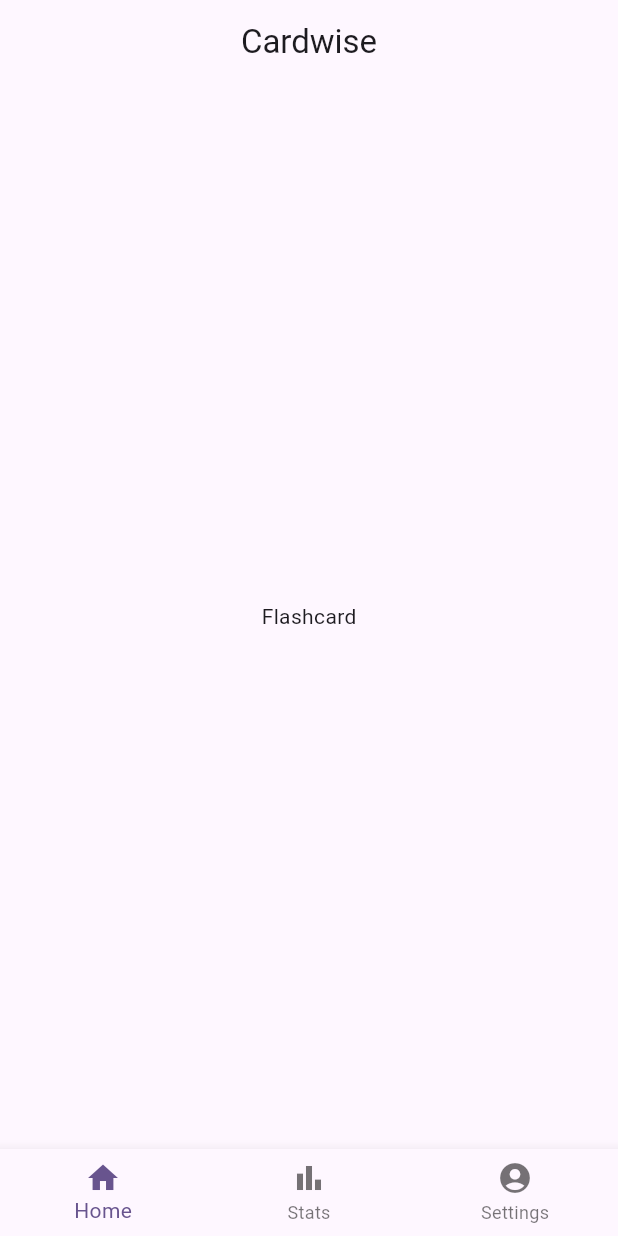
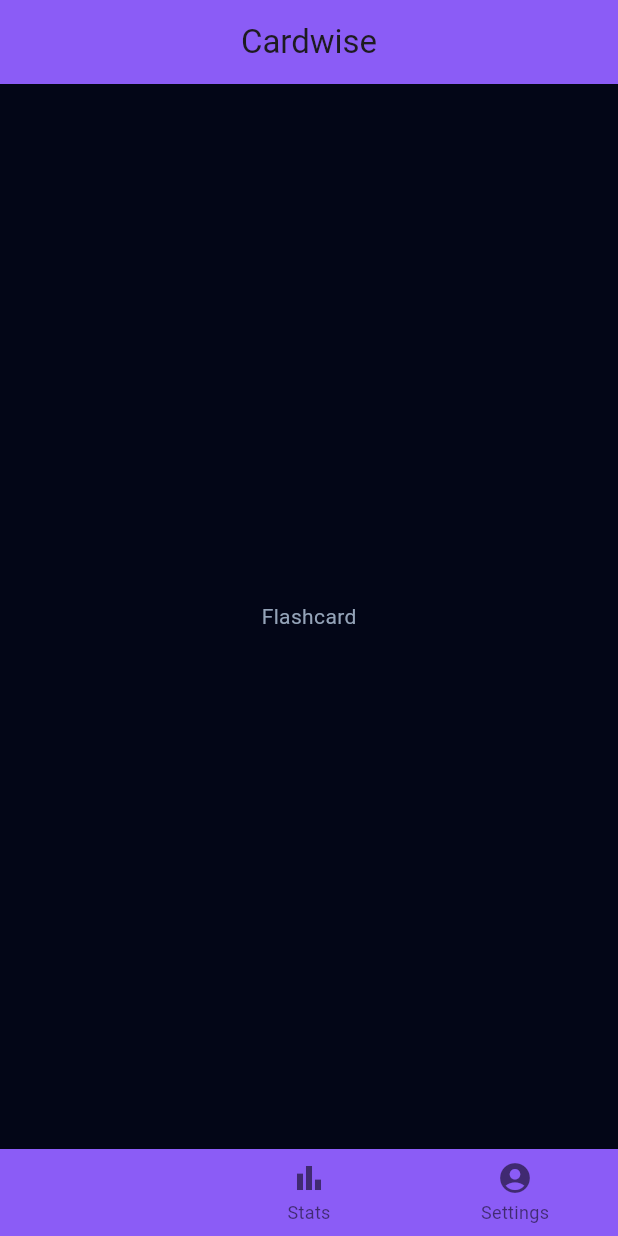
Before and after one commit to Samandriel/cardable-app, a Flutter app: the screen it shows after launch, on a phone screen of 412 x 824 dp. Run offline on Flutter 3.47's test engine with Material 3 defaults, Android fonts, the phone set to English and light mode, and no system bars.

Commit message:
add theme config and add predefined data

```diff
--- a/lib/main.dart
+++ b/lib/main.dart
@@ -1,4 +1,5 @@
 import 'package:cardwise/screens/home_screen.dart';
+import 'package:cardwise/utils/constants/theme_config.dart';
 import 'package:flutter/material.dart';
 
 void main() {
@@ -14,9 +15,39 @@
     return MaterialApp(
       title: 'Flutter Demo',
       theme: ThemeData(
-        colorScheme: ColorScheme.fromSeed(seedColor: Colors.deepPurple),
+        colorScheme: ColorScheme.fromSeed(
+          seedColor: const Color.fromARGB(255, 139, 92, 246),
+        ),
         useMaterial3: true,
       ),
+      darkTheme: ThemeData(
+        useMaterial3: true,
+        colorScheme: ColorScheme.fromSeed(
+          seedColor: ThemeConfig.dark.primary,
+          primary: ThemeConfig.dark.primary,
+          surface: ThemeConfig.dark.surface,
+          surfaceContainer: ThemeConfig.dark.surfaceContainer,
+        ),
+        textTheme: TextTheme(
+          bodyLarge: TextStyle(
+            color: ThemeConfig.dark.bodyText,
+          ),
+          bodyMedium: TextStyle(
+            color: ThemeConfig.dark.bodyText,
+          ),
+          bodySmall: TextStyle(
+            color: ThemeConfig.dark.bodyText,
+          ),
+        ),
+        scaffoldBackgroundColor: ThemeConfig.dark.surface,
+        appBarTheme: AppBarTheme(
+          backgroundColor: ThemeConfig.dark.primary,
+        ),
+        bottomNavigationBarTheme: BottomNavigationBarThemeData(
+          backgroundColor: ThemeConfig.dark.primary,
+        ),
+      ),
+      themeMode: ThemeMode.dark,
       home: const HomeScreen(),
     );
   }
--- /dev/null
+++ b/lib/utils/constants/theme_config.dart
@@ -0,0 +1,12 @@
+import 'dart:ui';
+
+class ThemeConfig {
+  static final dark = _DarkTheme();
+}
+
+class _DarkTheme {
+  final Color primary = const Color.fromARGB(255, 139, 92, 246);
+  final Color surface = const Color.fromARGB(255, 3, 6, 23);
+  final Color surfaceContainer = const Color.fromARGB(255, 15, 23, 42);
+  final Color bodyText = const Color.fromARGB(255, 148, 163, 184);
+}
--- /dev/null
+++ b/lib/utils/enum.dart
@@ -0,0 +1,12 @@
+enum LearningStage {
+  learning,
+  learned,
+  mastered,
+}
+
+enum PublishType {
+  draft,
+  private,
+  public,
+  exclusive,
+}
```
Also changed, not shown: lib/utils/constants/constant.dart (added, +12 -0 lines), lib/utils/constants/language_code.dart (added, +12 -0 lines).
